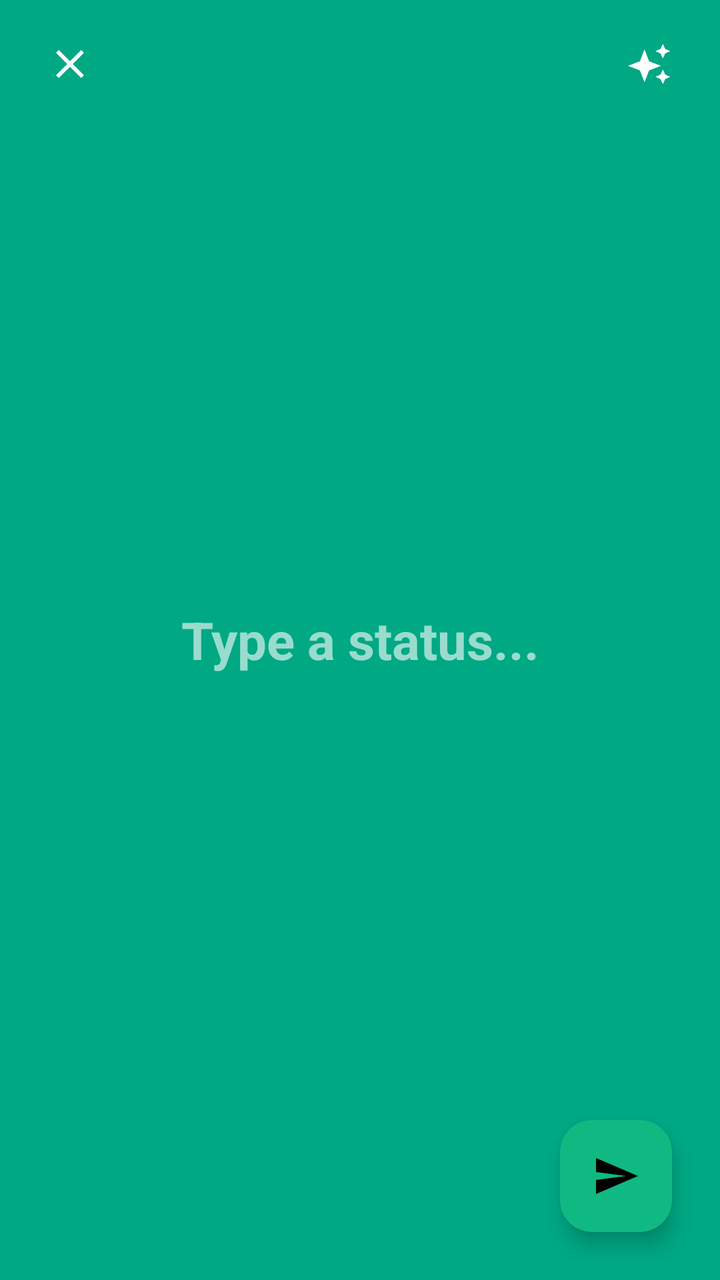
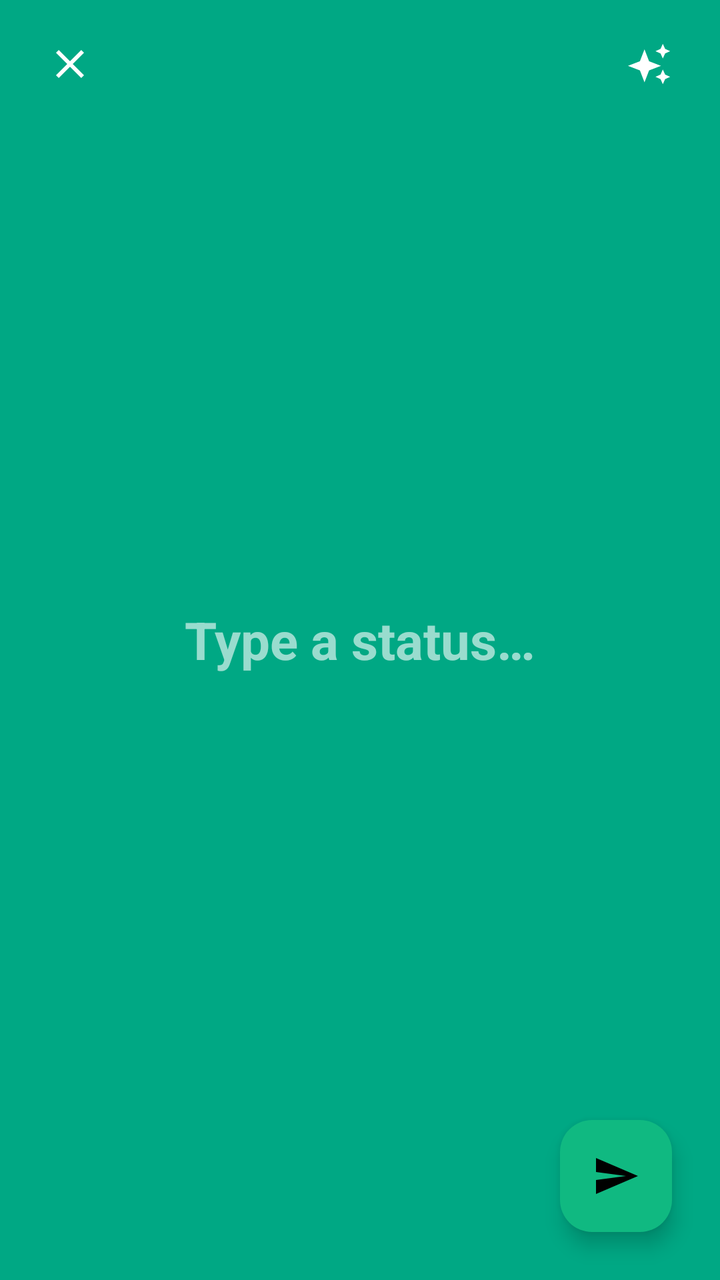

Two renders of the same Android screen: before a commit and after it. Below are the layout's source before the change and the commit's diff.
<!-- AndroidManifest.xml: application theme Theme.GoChat -->
<!-- res/layout/dialog_create_text_status.xml -->
<?xml version="1.0" encoding="utf-8"?>
<androidx.coordinatorlayout.widget.CoordinatorLayout xmlns:android="http://schemas.android.com/apk/res/android"
    xmlns:app="http://schemas.android.com/apk/res-auto"
    android:id="@+id/layoutTextStatusRoot"
    android:layout_width="match_parent"
    android:layout_height="match_parent"
    android:background="#00A884">

    
    <LinearLayout
        android:layout_width="match_parent"
        android:layout_height="?attr/actionBarSize"
        android:gravity="center_vertical"
        android:orientation="horizontal"
        android:paddingHorizontal="16dp">

        <ImageView
            android:id="@+id/btnCloseTextStatus"
            android:layout_width="38dp"
            android:layout_height="38dp"
            android:background="?attr/selectableItemBackgroundBorderless"
            android:clickable="true"
            android:contentDescription="Close"
            android:focusable="true"
            android:padding="7dp"
            android:src="@drawable/ic_close"
            app:tint="@color/white" />

        <View
            android:layout_width="0dp"
            android:layout_height="1dp"
            android:layout_weight="1" />

        
        <ImageView
            android:id="@+id/btnChangeBgColor"
            android:layout_width="38dp"
            android:layout_height="38dp"
            android:background="?attr/selectableItemBackgroundBorderless"
            android:clickable="true"
            android:contentDescription="Color"
            android:focusable="true"
            android:padding="8dp"
            android:src="@drawable/ic_sparkle"
            app:tint="@color/white" />

    </LinearLayout>

    
    <FrameLayout
        android:layout_width="match_parent"
        android:layout_height="match_parent"
        android:paddingHorizontal="32dp">

        <EditText
            android:id="@+id/etStatusText"
            android:layout_width="match_parent"
            android:layout_height="wrap_content"
            android:layout_gravity="center"
            android:background="@android:color/transparent"
            android:gravity="center"
            android:hint="Type a status..."
            android:importantForAutofill="no"
            android:inputType="textCapSentences|textMultiLine"
            android:maxLines="6"
            android:textColor="@color/white"
            android:textColorHint="#99FFFFFF"
            android:textSize="26sp"
            android:textStyle="bold" />
    </FrameLayout>

    
    <com.google.android.material.floatingactionbutton.FloatingActionButton
        android:id="@+id/fabPostStatus"
        android:layout_width="wrap_content"
        android:layout_height="wrap_content"
        android:layout_gravity="bottom|end"
        android:layout_margin="24dp"
        android:backgroundTint="@color/gochat_accent"
        android:contentDescription="Post Status"
        android:elevation="6dp"
        app:fabSize="normal"
        app:srcCompat="@drawable/ic_send"
        app:tint="@color/black" />

</androidx.coordinatorlayout.widget.CoordinatorLayout>
<!-- resources referenced by this layout -->
<resources>
  <color name="black">#FF000000</color>
  <color name="gochat_accent">#10B981</color>
  <color name="white">#FFFFFFFF</color>
  <!-- drawable ic_close (drawable) -->
  <vector xmlns:android="http://schemas.android.com/apk/res/android"
      android:width="24dp"
      android:height="24dp"
      android:viewportWidth="24"
      android:viewportHeight="24">
      <path
          android:fillColor="#8696A0"
          android:pathData="M19,6.41L17.59,5 12,10.59 6.41,5 5,6.41 10.59,12 5,17.59 6.41,19 12,13.41 17.59,19 19,17.59 13.41,12z" />
  </vector>
  <!-- drawable ic_send (drawable) -->
  <vector xmlns:android="http://schemas.android.com/apk/res/android"
      android:width="24dp"
      android:height="24dp"
      android:viewportWidth="24"
      android:viewportHeight="24">
      <path
          android:fillColor="#FFFFFFFF"
          android:pathData="M2.01,21L23,12 2.01,3 2,10l15,2 -15,2z" />
  </vector>
  <!-- drawable ic_sparkle (drawable) -->
  <vector xmlns:android="http://schemas.android.com/apk/res/android"
      android:width="24dp"
      android:height="24dp"
      android:viewportWidth="24"
      android:viewportHeight="24">
      <path
          android:fillColor="#FF34D399"
          android:pathData="M19,9l1.25,-2.75L23,5l-2.75,-1.25L19,1l-1.25,2.75L15,5l2.75,1.25L19,9zm-7.5,1.5L9,4 6.5,10.5 0,13l6.5,2.5L9,22l2.5,-6.5L18,13l-6.5,-2.5zm7.5,4.5l-1.25,2.75L15,19l2.75,1.25L19,23l1.25,-2.75L23,19l-2.75,-1.25L19,15z" />
  </vector>
  <style name="Theme.GoChat" parent="Base.Theme.GoChat" />
  <style name="Base.Theme.GoChat" parent="Theme.Material3.DayNight.NoActionBar">
          
          <item name="colorPrimary">@color/gochat_accent</item>
          <item name="colorPrimaryDark">@color/gochat_emerald_dark</item>
          <item name="colorSecondary">@color/gochat_emerald_light</item>
          <item name="colorSurface">@color/gochat_surface_dark</item>
          <item name="colorSurfaceContainerHighest">@color/gochat_card_dark</item>
          <item name="colorError">@color/gochat_error</item>
  
          
          <item name="colorOnPrimary">@color/white</item>
          <item name="colorOnSecondary">@color/white</item>
          <item name="colorOnSurface">@color/gochat_text_primary</item>
  
          
          <item name="android:windowBackground">@color/gochat_bg_dark</item>
          <item name="android:statusBarColor">@color/gochat_surface_dark</item>
          <item name="android:navigationBarColor">@color/gochat_surface_dark</item>
          <item name="android:windowLightStatusBar">true</item>
          <item name="android:windowLightNavigationBar">true</item>
      </style>
  <color name="gochat_emerald_dark">#008069</color>
  <color name="gochat_emerald_light">#34D399</color>
  <color name="gochat_surface_dark">#FFFFFF</color>
  <color name="gochat_card_dark">#FFFFFF</color>
  <color name="gochat_error">#EF4444</color>
  <color name="gochat_text_primary">#111B21</color>
  <color name="gochat_bg_dark">#F0F2F5</color>
</resources>

<!-- the commit's change to res/layout/dialog_create_text_status.xml (unified diff, before → after) -->
@@ -59,7 +59,7 @@
             android:layout_gravity="center"
             android:background="@android:color/transparent"
             android:gravity="center"
-            android:hint="Type a status..."
+            android:hint="@string/type_status_hint"
             android:importantForAutofill="no"
             android:inputType="textCapSentences|textMultiLine"
             android:maxLines="6"
<!-- resource entries referenced after the edit -->
@@ -33,6 +33,7 @@
           android:fillColor="#FF34D399"
           android:pathData="M19,9l1.25,-2.75L23,5l-2.75,-1.25L19,1l-1.25,2.75L15,5l2.75,1.25L19,9zm-7.5,1.5L9,4 6.5,10.5 0,13l6.5,2.5L9,22l2.5,-6.5L18,13l-6.5,-2.5zm7.5,4.5l-1.25,2.75L15,19l2.75,1.25L19,23l1.25,-2.75L23,19l-2.75,-1.25L19,15z" />
   </vector>
+  <string name="type_status_hint">Type a status…</string>
   <style name="Theme.GoChat" parent="Base.Theme.GoChat" />
   <style name="Base.Theme.GoChat" parent="Theme.Material3.DayNight.NoActionBar">
           
